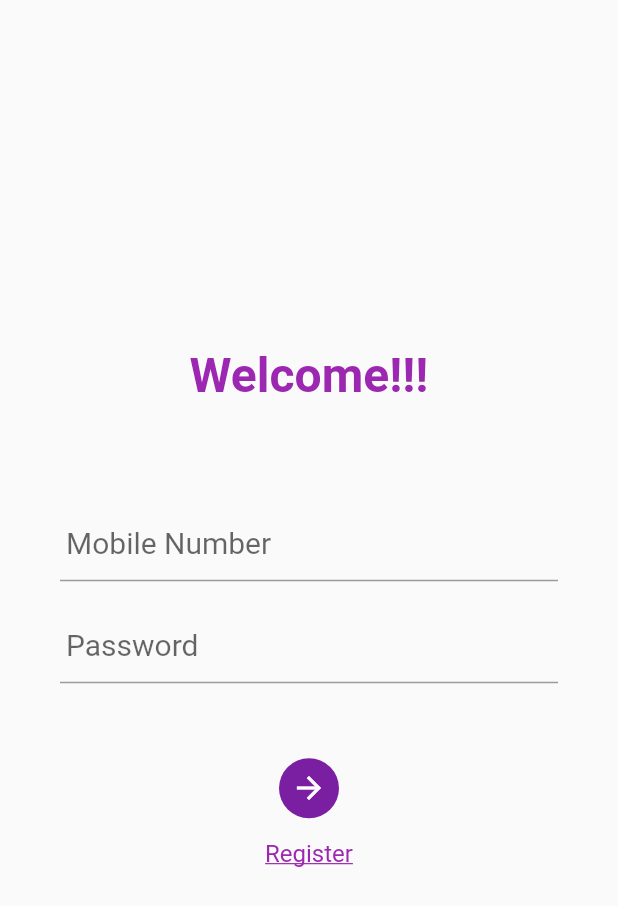
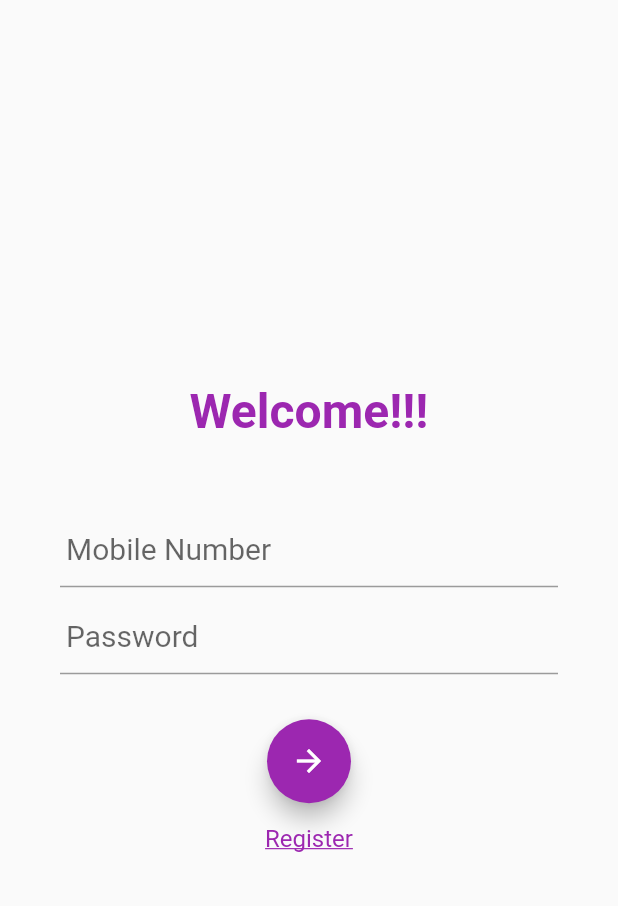
Before and after one commit to AthiraSasitharan/Flutter_LetsBegin, a Flutter app: the screen it shows after launch, on a phone screen of 412 x 824 dp. Shown: the top 906 px of the screen. Run offline on Flutter 3.47's test engine with Material 2 defaults, Android fonts, the phone set to English and light mode, and no system bars.

Commit message:
Added functionality to validate login inputs

```diff
--- a/lib/LoginScreen.dart
+++ b/lib/LoginScreen.dart
@@ -1,5 +1,7 @@
 import 'package:flutter/material.dart';
 import 'package:flutter_lets_begin/Res.dart';
+
+final formValidationKey = GlobalKey<FormState>();
 
 class LoginScreen extends StatelessWidget {
   @override
@@ -16,12 +18,12 @@ class CreateView extends StatelessWidget {
     return Center(
       child: Container(
         margin: EdgeInsets.fromLTRB(40, 4, 40, 4),
+        child: Form(
+          key: formValidationKey,
           child: Column(
             mainAxisAlignment: MainAxisAlignment.center,
             children: <Widget>[
-            Padding(
-              padding: const EdgeInsets.only(bottom: 60),
-              child: Text(
+              Text(
                 Strings.welcomeMessage,
                 style: TextStyle(
                   fontSize: 32,
@@ -29,17 +31,20 @@ class CreateView extends StatelessWidget {
                   fontWeight: FontWeight.bold,
                 ),
               ),
+              SizedBox(
+                height: 50,
               ),
-            Padding(
-              padding: const EdgeInsets.symmetric(vertical: 10),
-              child: TextField(
+              TextFormField(
+                validator: (value) {
+                  if (value != null && value?.isEmpty) {
+                    return Strings.errorMobileNumberRequired;
+                  } else if (value.length != 10) {
+                    return Strings.errorInvalidMobileNumber;
+                  }
+                },
                 decoration: InputDecoration(
                   labelText: Strings.mobileNumber,
                   contentPadding: EdgeInsets.symmetric(horizontal: 4),
-                  /*icon: Icon(
-                    Icons.phone,
-                    color: Colors.purple,
-                  ),*/
                 ),
                 style: TextStyle(
                   fontSize: 20,
@@ -48,10 +53,15 @@ class CreateView extends StatelessWidget {
                 ),
                 keyboardType: TextInputType.number,
               ),
+              SizedBox(
+                height: 10,
               ),
-            Padding(
-              padding: EdgeInsets.symmetric(vertical: 10),
-              child: TextField(
+              TextFormField(
+                validator: (value){
+                  if (value != null && value?.isEmpty) {
+                    return Strings.errorPasswordRequired;
+                  }
+                },
                 decoration: InputDecoration(
                   labelText: Strings.password,
                   contentPadding: EdgeInsets.symmetric(horizontal: 4),
@@ -63,18 +73,25 @@ class CreateView extends StatelessWidget {
                   fontWeight: FontWeight.normal,
                 ),
               ),
+              SizedBox(
+                height: 30,
               ),
-            Padding(
-              padding: const EdgeInsets.only(top: 40),
-              child: CircleAvatar(
+              FloatingActionButton(
                 child: Icon(
                   Icons.arrow_forward,
                   color: Colors.white,
-              )),
                 ),
-            Padding(
-              padding: const EdgeInsets.all(14.0),
-              child: Text(
+                onPressed: () {
+                  if (formValidationKey.currentState.validate()) {
+                    Scaffold.of(context).showSnackBar(
+                        SnackBar(content: Text('Processing Data')));
+                  }
+                },
+              ),
+              SizedBox(
+                height: 14,
+              ),
+              Text(
                 Strings.register,
                 style: TextStyle(
                   fontSize: 16,
@@ -83,10 +100,62 @@ class CreateView extends StatelessWidget {
                   decoration: TextDecoration.underline,
                 ),
               ),
+            ],
+          ),
+        ),
+      ),
+    );
+  }
+}
+
+/*
+class MyHomePage extends StatefulWidget {
+  @override
+  MyHomePageState createState() {
+    return new MyHomePageState();
+  }
+}
+
+class MyHomePageState extends State<MyHomePage> {
+  final _text = TextEditingController();
+  bool _validate = false;
+
+  @override
+  Widget build(BuildContext context) {
+    return Scaffold(
+      appBar: AppBar(
+        title: Text('TextField Demo'),
+      ),
+      body: Center(
+        child: Column(
+          mainAxisAlignment: MainAxisAlignment.center,
+          children: <Widget>[
+            Text('Error Showed if Field is Empty on Submit button Pressed'),
+            TextField(
+              controller: _text,
+              decoration: InputDecoration(
+                labelText: 'Enter the Value',
+                errorText: _validate ? 'Value Can\'t Be Empty' : null,
+              ),
+            ),
+            RaisedButton(
+              onPressed: () {
+                validate();
+              },
+              child: Text('Submit'),
+              textColor: Colors.white,
+              color: Colors.blueAccent,
             )
           ],
         ),
       ),
     );
   }
+
+  void validate(){
+    setState(() {
+      _text.text.isEmpty ? _validate = true : _validate = false;
+    });
   }
+}
+*/
--- a/lib/Res.dart
+++ b/lib/Res.dart
@@ -1,4 +1,9 @@
 class Strings {
+//  Error Messages
+  static String errorMobileNumberRequired = "Please enter mobile number";
+  static String errorPasswordRequired = "Please enter password";
+  static String errorInvalidMobileNumber = "Please enter valid mobile number";
+
 //  Splash Screen
   static String appName = "Lets Begin";
 
```
Lines whose indentation alone changed are shown as unchanged.
